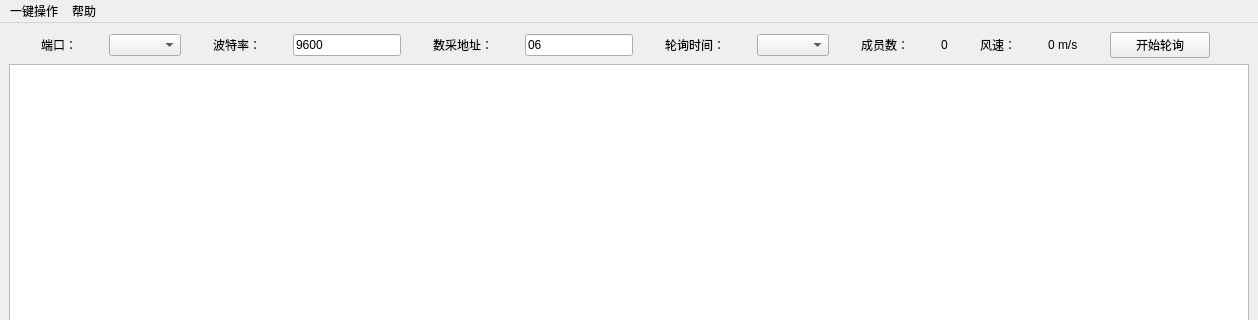
Above: QtDesigner/main_window.ui from jelly-lemon/contrl_sys_ui before the change; both pictures show x 0 to 1258 and y 0 to 320 of the 1258 by 599 pixel window. Below: the same form after it.
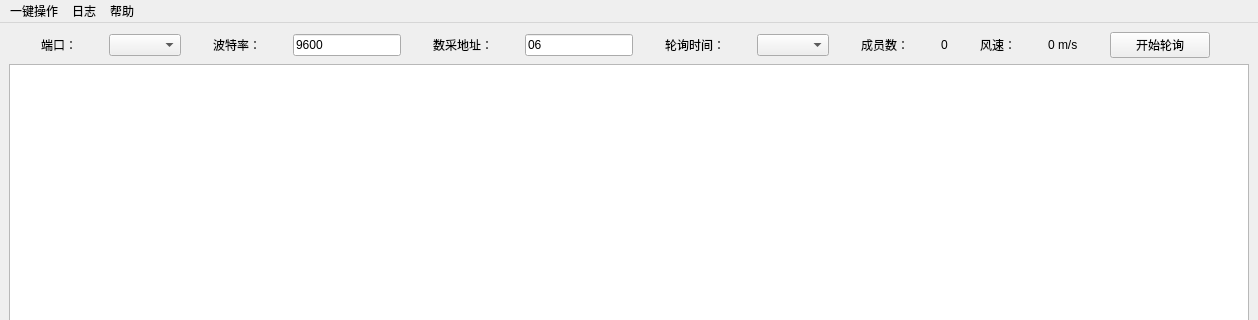
That is the form after the change.

```diff
--- a/QtDesigner/main_window.ui
+++ b/QtDesigner/main_window.ui
@@ -290,7 +290,16 @@
     </property>
     <addaction name="about"/>
    </widget>
+   <widget class="QMenu" name="menu_log">
+    <property name="title">
+     <string>日志</string>
+    </property>
+    <addaction name="wind_log"/>
+    <addaction name="separator"/>
+    <addaction name="error_log"/>
+   </widget>
    <addaction name="menu"/>
+   <addaction name="menu_log"/>
    <addaction name="menu_help"/>
   </widget>
   <action name="restart">
```
Left out of the diff: 29 changed lines with no effect on the pictures.
